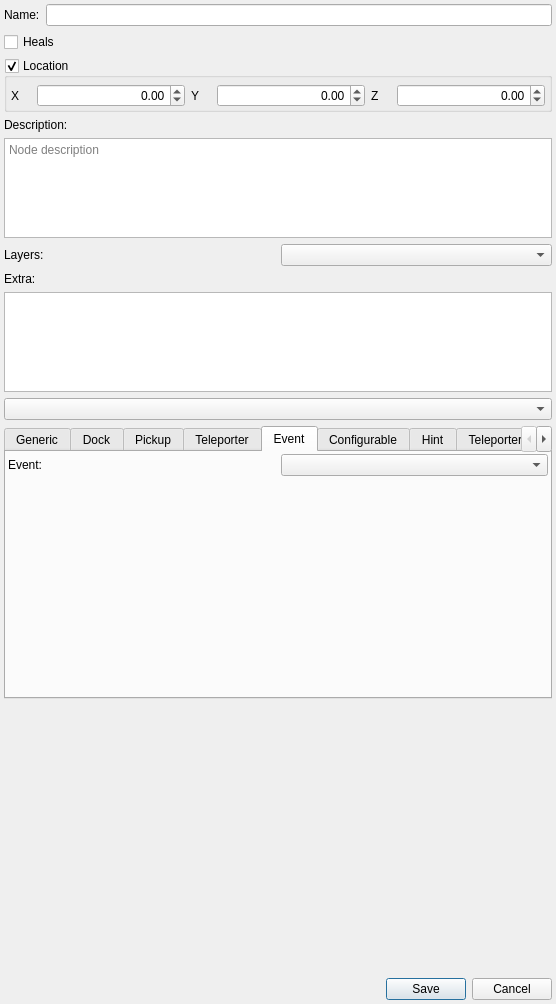
Above: randovania/gui/ui_files/node_details_popup.ui from randovania/randovania before the change. Below: the same form after it.
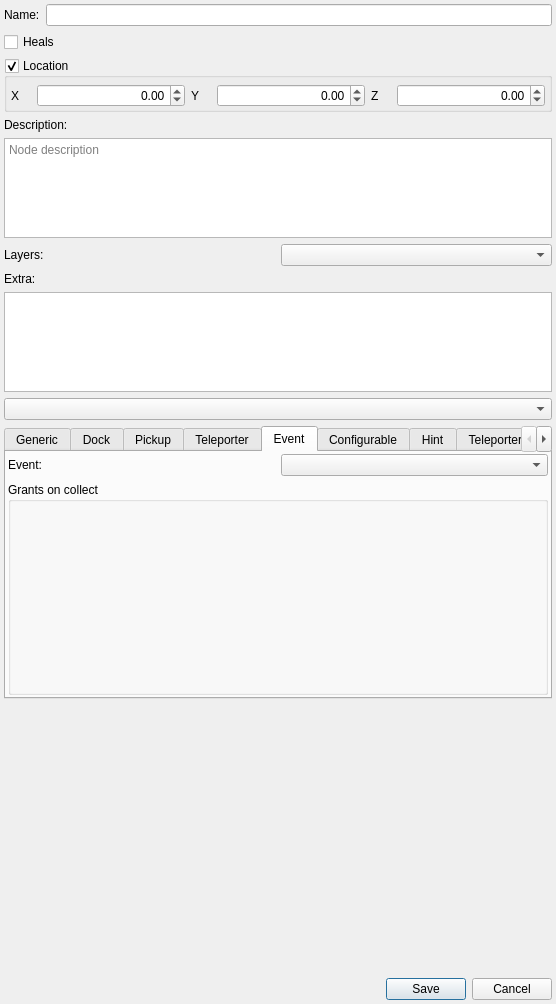
That is the form after the change. The open tabs and pages were chosen to show the change. Custom widgets are drawn as their Qt base class.

Commit message: Add `grants_on_collect` for EventNode and PickupNode

```diff
--- a/randovania/gui/ui_files/node_details_popup.ui
+++ b/randovania/gui/ui_files/node_details_popup.ui
@@ -598,18 +598,12 @@
        <item row="0" column="1">
         <widget class="QComboBox" name="event_resource_combo"/>
        </item>
-       <item row="1" column="0">
-        <spacer name="verticalSpacer_4">
-         <property name="orientation">
-          <enum>Qt::Vertical</enum>
+       <item row="1" column="0" colspan="2">
+        <widget class="ResourceGainListView" name="event_grants_box">
+         <property name="title">
+          <string>Grants on collect</string>
          </property>
-         <property name="sizeHint" stdset="0">
-          <size>
-           <width>20</width>
-           <height>40</height>
-          </size>
-         </property>
-        </spacer>
+        </widget>
        </item>
       </layout>
      </widget>
@@ -847,6 +841,12 @@
  </widget>
  <layoutdefault spacing="6" margin="11"/>
  <customwidgets>
+  <customwidget>
+   <class>ResourceGainListView</class>
+   <extends>QGroupBox</extends>
+   <header>randovania.gui.widgets.resource_gain_list_view</header>
+   <container>1</container>
+  </customwidget>
   <customwidget>
    <class>EditableListView</class>
    <extends>QGroupBox</extends>
```
Left out of the diff: 29 changed lines with no effect on the pictures. The commit also changes 139 other files.
